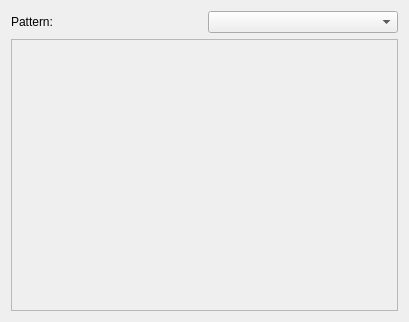
Above: source/trsetracker/widgetpattern.ui from leuat/TRSE before the change. Below: the same form after it.
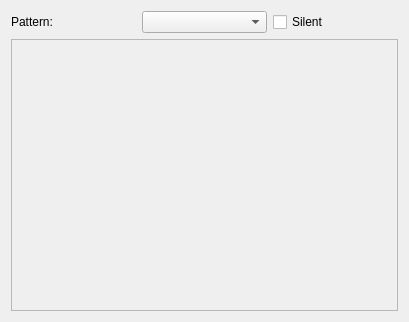
That is the form after the change. Custom widgets are drawn as their Qt base class.

What changed in the file:
```diff
--- a/source/trsetracker/widgetpattern.ui
+++ b/source/trsetracker/widgetpattern.ui
@@ -16,6 +16,9 @@
   <layout class="QGridLayout" name="gridLayout_2">
    <item row="0" column="0">
     <layout class="QGridLayout" name="gridLayout">
+     <item row="0" column="1">
+      <widget class="QComboBox" name="cbmPattern"/>
+     </item>
      <item row="0" column="0">
       <widget class="QLabel" name="label">
        <property name="text">
@@ -23,8 +26,12 @@
        </property>
       </widget>
      </item>
-     <item row="0" column="1">
-      <widget class="QComboBox" name="cbmPattern"/>
+     <item row="0" column="2">
+      <widget class="QCheckBox" name="chkSilent">
+       <property name="text">
+        <string>Silent</string>
+       </property>
+      </widget>
      </item>
     </layout>
    </item>
```
